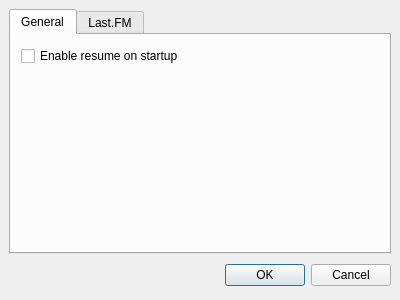
First picture: the form in sigterm/src/main/preferences.ui, repository pweiskircher/Sigterm, before the edit.
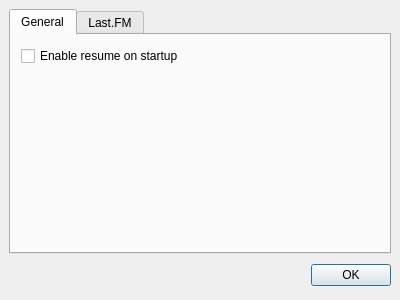
Second picture: the form after the edit.

Commit message: removed cancel button from preferences

The edit to the form file:
```diff
--- a/sigterm/src/main/preferences.ui
+++ b/sigterm/src/main/preferences.ui
@@ -132,13 +132,6 @@
        </property>
       </widget>
      </item>
-     <item>
-      <widget class="QPushButton" name="cancelButton" >
-       <property name="text" >
-        <string>Cancel</string>
-       </property>
-      </widget>
-     </item>
     </layout>
    </item>
   </layout>
```
Left out of the diff: 16 changed lines with no effect on the pictures.
